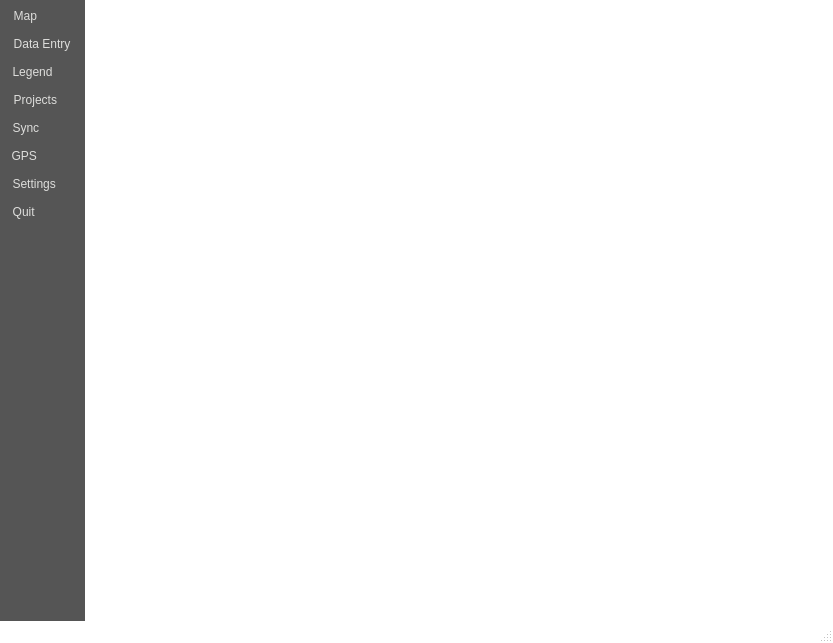
First picture: the form in src/roam/ui/ui_mainwindow.ui, repository roam-qgis/Roam, before the edit.
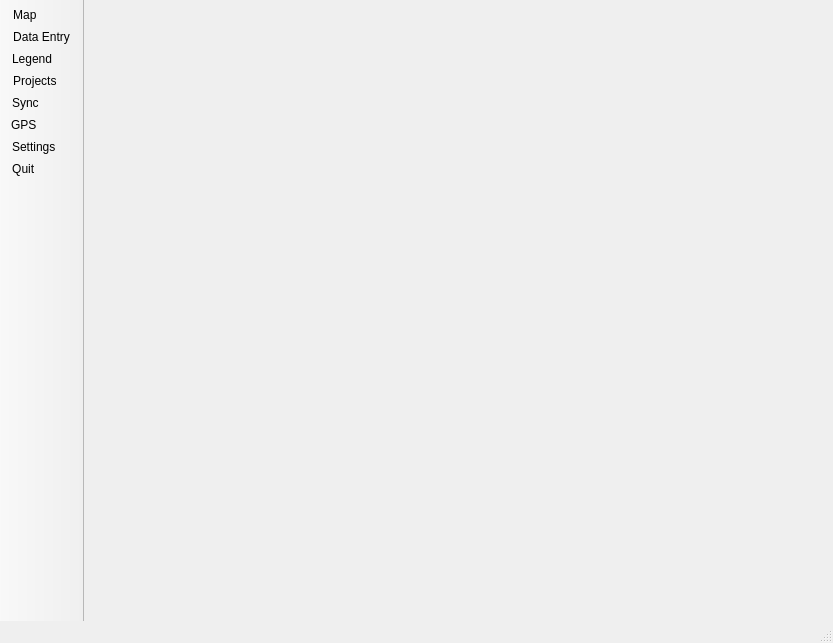
Second picture: the form after the edit. The open tabs and pages were chosen to show the change. Icons and pictures are not drawn. Custom widgets are drawn as their Qt base class.

```diff
--- a/src/roam/ui/ui_mainwindow.ui
+++ b/src/roam/ui/ui_mainwindow.ui
@@ -27,68 +27,7 @@
    <double>1.000000000000000</double>
   </property>
   <property name="styleSheet">
-   <string notr="true">        QStackedWidget QScrollArea {
-             background-color: rgb(255, 255, 255);
-        }		
-
-		QToolButton { 
-            padding: 4px;
-            color: #4f4f4f;
-         }
-
-		QToolButton:hover { 
-            padding: 4px;
-            background-color: rgb(211, 228, 255);
-         }
-        
-        QToolBar, QStatusBar {
-			font: 75 14pt &quot;Calibri&quot;;
-			background: white;
-			border: none;
-        }
-
-		QStatusBar::item {
-					border: none;
-		}
-        
-        QCheckBox::indicator {
-             width: 40px;
-             height: 40px;
-         }
-        
-        QLabel {
-            color: #4f4f4f;
-        }
-        
-        QPushButton { 
-            border: 1px solid #e1e1e1;
-             padding: 6px;
-            color: #4f4f4f;
-         }
-        
-        QPushButton:hover { 
-            border: 1px solid #e1e1e1;
-             padding: 6px;
-            background-color: rgb(211, 228, 255);
-         }
-        
-        QCheckBox {
-            color: #4f4f4f;
-        }
-        
-        QComboBox::drop-down {
-            width: 30px;
-        }
-        
-        QComboBox {
-            border: 1px solid #d3d3d3;
-        }
-
-		 QComboBox::down-arrow {
-    		 image: url(:icons/down);
- 		}
-
-	</string>
+   <string notr="true"/>
   </property>
   <property name="iconSize">
    <size>
@@ -107,7 +46,7 @@
     <item row="0" column="0">
      <widget class="QStackedWidget" name="stackedWidget">
       <property name="styleSheet">
-       <string notr="true">background-color: rgb(255, 255, 255);</string>
+       <string notr="true"/>
       </property>
       <property name="currentIndex">
        <number>0</number>
@@ -215,9 +154,7 @@
       </widget>
       <widget class="QWidget" name="widgetpage">
        <property name="styleSheet">
-        <string notr="true">QWidget#widgetpage {
-	background-color: rgb(255, 255, 255);
-}</string>
+        <string notr="true"/>
        </property>
        <layout class="QGridLayout" name="gridLayout_5">
         <property name="leftMargin">
@@ -268,24 +205,7 @@
     <string>sidetoolbar</string>
    </property>
    <property name="styleSheet">
-    <string notr="true">QToolBar {
-	background-color: rgb(85,85,85);
-    padding: 0px;
-}
-
-QToolButton {
-	color: rgb(221,221,219);
-}
-
-QToolButton:hover { 
-	color: rgb(0,0,0);
-}
-
-QToolButton:checked { 
-	color: rgb(91,147,194);
-	padding-right: 0px;
-	background-color: rgb(240, 240, 240);
-}</string>
+    <string notr="true"/>
    </property>
    <property name="movable">
     <bool>false</bool>
```
Left out of the diff: 6 changed lines with no effect on the pictures.
